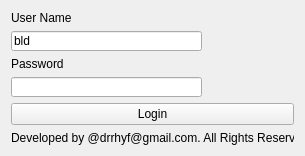
The window that formlogin.ui (doctarhyf/krypto) describes before a commit, drawn with Qt 5.
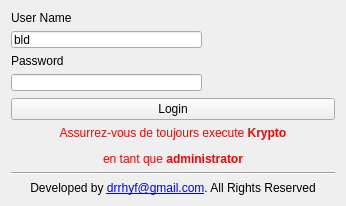
The same window after the commit. Icons and pictures are not drawn.

```diff
--- a/formlogin.ui
+++ b/formlogin.ui
@@ -6,20 +6,20 @@
    <rect>
     <x>0</x>
     <y>0</y>
-    <width>305</width>
-    <height>156</height>
+    <width>346</width>
+    <height>206</height>
    </rect>
   </property>
   <property name="minimumSize">
    <size>
-    <width>305</width>
-    <height>156</height>
+    <width>346</width>
+    <height>206</height>
    </size>
   </property>
   <property name="maximumSize">
    <size>
-    <width>305</width>
-    <height>156</height>
+    <width>346</width>
+    <height>215</height>
    </size>
   </property>
   <property name="windowTitle">
@@ -116,20 +116,33 @@
     </layout>
    </item>
    <item>
-    <layout class="QHBoxLayout" name="horizontalLayout_2">
-     <item>
       <widget class="QPushButton" name="pushButtonLogin">
        <property name="text">
         <string>Login</string>
        </property>
       </widget>
      </item>
-    </layout>
+   <item>
+    <widget class="QLabel" name="label_3">
+     <property name="text">
+      <string>&lt;html&gt;&lt;head/&gt;&lt;body&gt;&lt;p align=&quot;center&quot;&gt;&lt;span style=&quot; color:#ff0000;&quot;&gt;Assurrez-vous de toujours execute &lt;/span&gt;&lt;span style=&quot; font-weight:600; color:#ff0000;&quot;&gt;Krypto&lt;/span&gt;&lt;/p&gt;&lt;p align=&quot;center&quot;&gt;&lt;span style=&quot; color:#ff0000;&quot;&gt; en tant que &lt;/span&gt;&lt;span style=&quot; font-weight:600; color:#ff0000;&quot;&gt;administrator&lt;/span&gt;&lt;/p&gt;&lt;/body&gt;&lt;/html&gt;</string>
+     </property>
+    </widget>
+   </item>
+   <item>
+    <layout class="QHBoxLayout" name="horizontalLayout_2"/>
+   </item>
+   <item>
+    <widget class="Line" name="line">
+     <property name="orientation">
+      <enum>Qt::Horizontal</enum>
+     </property>
+    </widget>
    </item>
    <item>
     <widget class="QLabel" name="label_4">
      <property name="text">
-      <string>&lt;html&gt;&lt;head/&gt;&lt;body&gt;&lt;p align=&quot;center&quot;&gt;Developed by @drrhyf@gmail.com. All Rights Reserved&lt;/p&gt;&lt;/body&gt;&lt;/html&gt;</string>
+      <string>&lt;html&gt;&lt;head/&gt;&lt;body&gt;&lt;p align=&quot;center&quot;&gt;Developed by &lt;a href=&quot;mailto:drrhyf@gmail.com&quot;&gt;drrhyf@gmail.com&lt;/a&gt;. All Rights Reserved&lt;/p&gt;&lt;/body&gt;&lt;/html&gt;</string>
      </property>
     </widget>
    </item>
```
Lines whose indentation alone changed are shown as unchanged.
